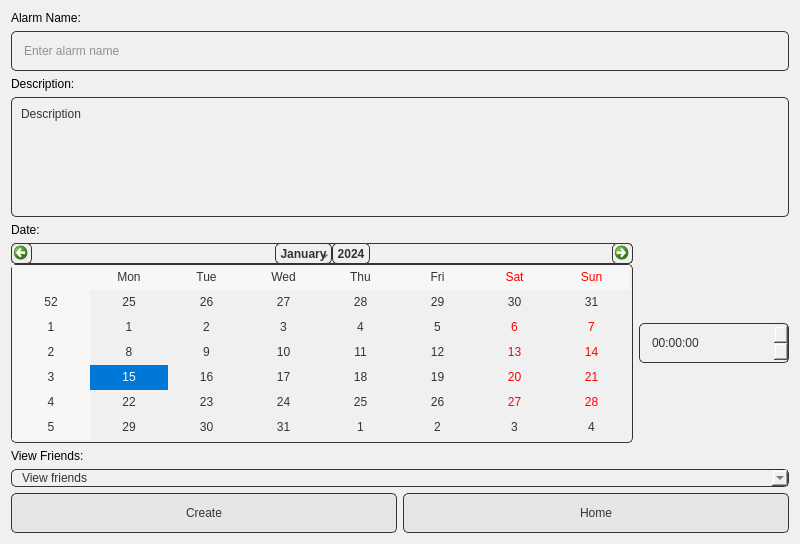
The window that project/layout/ui/create_clock.ui (Regasands/reg-clock) describes before a commit, drawn with Qt 5.
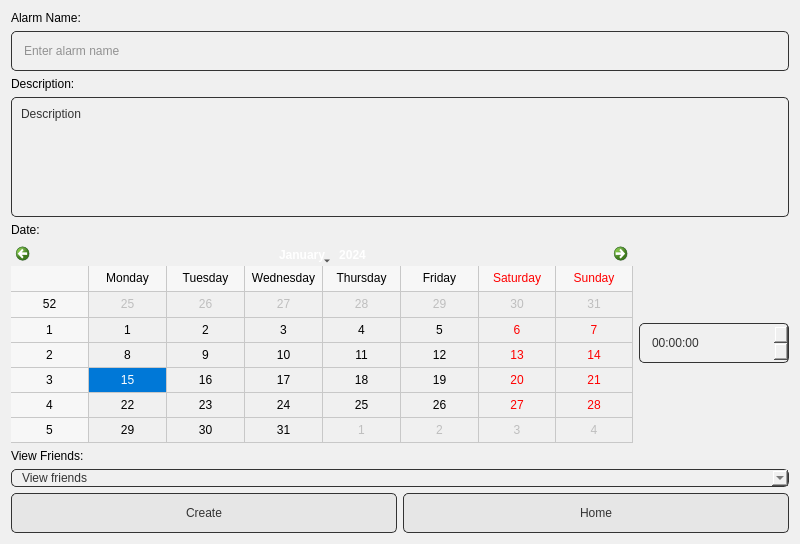
The same window after the commit.

Commit message: add task and view taask

```diff
--- a/project/layout/ui/create_clock.ui
+++ b/project/layout/ui/create_clock.ui
@@ -7,7 +7,7 @@
     <x>0</x>
     <y>0</y>
     <width>800</width>
-    <height>500</height>
+    <height>514</height>
    </rect>
   </property>
   <property name="windowTitle">
@@ -87,21 +87,59 @@
       <layout class="QHBoxLayout" name="horizontalLayout">
        <item>
         <widget class="QCalendarWidget" name="choose_date">
-         <property name="styleSheet">
-          <string notr="true">
-           border: 1px solid #333; 
-           color: #333; 
-           border-radius: 5px;
-           selection-background-color: #0078d7; 
-           selection-color: white;
-          </string>
-         </property>
          <property name="minimumSize">
           <size>
            <width>200</width>
            <height>200</height>
           </size>
          </property>
+         <property name="styleSheet">
+          <string notr="true">
+            /* Основной стиль календаря */
+            QCalendarWidget {
+                border: 1px solid #333; 
+                color: #333; 
+                border-radius: 5px;
+                selection-background-color: #0078d7; 
+                selection-color: white;
+            }
+            
+            /* Ячейки с датами */
+            QCalendarWidget QAbstractItemView {
+                outline: 0;
+                selection-background-color: #0078d7;
+                selection-color: white;
+            }
+
+            /* Стиль для даты при наведении */
+            QCalendarWidget QAbstractItemView::item:hover {
+                background-color: #cfe2f3; /* Цвет при наведении */
+                color: #333;
+            }
+
+            /* Стиль для выделенной даты */
+            QCalendarWidget QAbstractItemView::item:selected {
+                background-color: #0078d7;
+                color: white;
+            }
+
+            /* Стиль заголовка */
+            QCalendarWidget QHeaderView::section {
+                background-color: #f0f0f0;
+                color: #333;
+                font-weight: bold;
+            }
+          </string>
+         </property>
+         <property name="gridVisible">
+          <bool>true</bool>
+         </property>
+         <property name="selectionMode">
+          <enum>QCalendarWidget::SingleSelection</enum>
+         </property>
+         <property name="horizontalHeaderFormat">
+          <enum>QCalendarWidget::LongDayNames</enum>
+         </property>
         </widget>
        </item>
        
```
Left out of the diff: 91 changed lines with no effect on the pictures. The commit also changes 11 other files.
